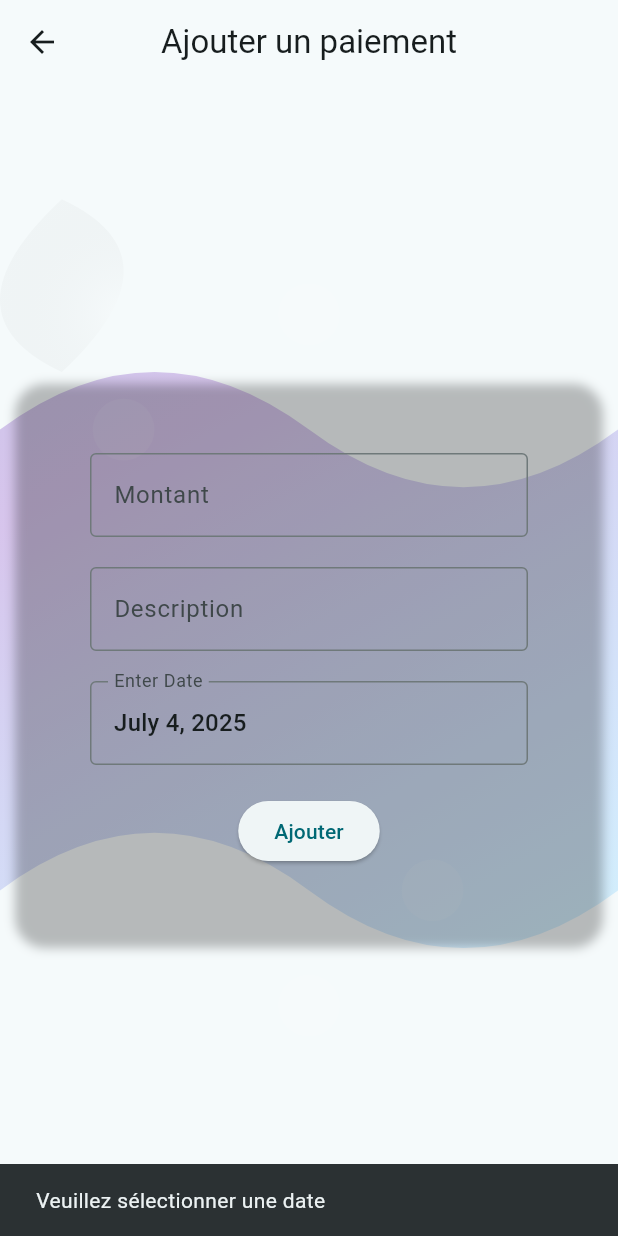
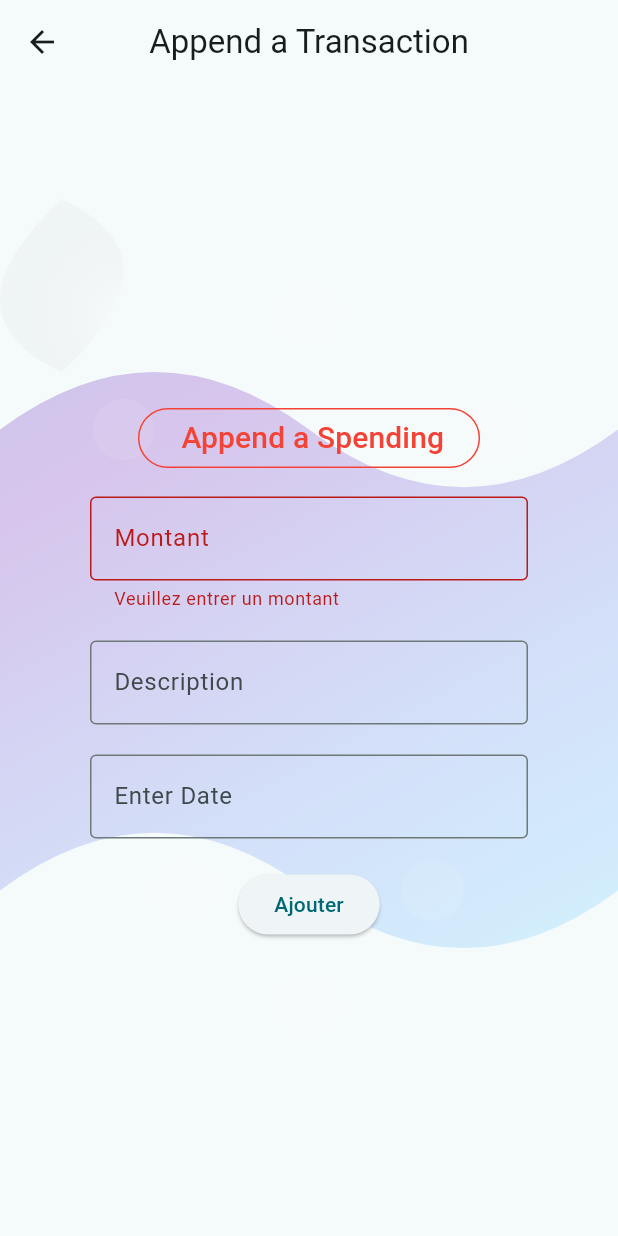
Before and after one commit to ElazarCohen1/ZenLife, a Flutter app: the AddPayement screen opened directly, after a tap on "Ajouter", on a phone screen of 412 x 824 dp. Run offline on Flutter 3.47's test engine with Material 3 defaults, Android fonts, the light colour scheme and no system bars; drawn by our look-alikes of date_field.

Commit message:
add transaction locally

```diff
--- /dev/null
+++ b/flutter_version/devtools_options.yaml
@@ -0,0 +1,3 @@
+description: This file stores settings for Dart & Flutter DevTools.
+documentation: https://docs.flutter.dev/tools/devtools/extensions#configure-extension-enablement-states
+extensions:
--- a/flutter_version/lib/data/classes/money.dart
+++ b/flutter_version/lib/data/classes/money.dart
@@ -4,7 +4,7 @@ class Transaction {
   final double amount;
   final DateTime date;
   final String? description;
-  final int? isIncome; // 0 for spending, 1 for income
+  final bool? isIncome; // 0 for spending, 1 for income
 
   Transaction({
     required this.amount,
--- a/flutter_version/lib/views/pages/add_payement.dart
+++ b/flutter_version/lib/views/pages/add_payement.dart
@@ -1,6 +1,8 @@
 import 'package:date_field/date_field.dart';
 import 'package:flutter/material.dart';
+import 'package:flutter_version/data/classes/money.dart';
 import 'package:flutter_version/views/widget/customPaint.dart';
+import 'package:provider/provider.dart';
 
 class AddPayement extends StatefulWidget {
   const AddPayement({super.key});
@@ -18,12 +20,13 @@ class _AddPayementState extends State<AddPayement> {
 
   DateTime? selectedDate;
 
+  bool _isIncome = false;
+
   @override
   Widget build(BuildContext context) {
-    DateTime? selectedDate;
     return Scaffold(
       appBar: AppBar(
-        title: const Text("Ajouter un paiement"),
+        title: const Text("Append a Transaction"),
         centerTitle: true,
       ),
       body: CustomPaint(
@@ -33,29 +36,67 @@ class _AddPayementState extends State<AddPayement> {
           child: Container(
             margin: const EdgeInsets.all(10),
             padding: const EdgeInsets.all(50),
-            decoration: BoxDecoration(
-              borderRadius: BorderRadius.circular(20),
-              boxShadow: [
-                BoxShadow(
-                  color: Colors.black26,
-                  blurRadius: 5,
-                  offset: const Offset(0, 4),
-                ),
-              ],
-            ),
+            decoration: BoxDecoration(borderRadius: BorderRadius.circular(20)),
             child: Column(
               mainAxisSize: MainAxisSize.min,
               children: [
+                // Padding(
+                //   padding: const EdgeInsets.all(20.0),
+                //   child: SizedBox(
+                //     width: double.infinity,
+                //     child: const Text(
+                //       "Append a transaction",
+                //       style: TextStyle(
+                //         fontSize: 21,
+                //         fontWeight: FontWeight.bold,
+                //       ),
+                //     ),
+                //   ),
+                // ),
                 Form(
                   key: _formKey,
                   child: Column(
                     children: [
+                      Padding(
+                        padding: const EdgeInsets.all(15.0),
+                        child: OutlinedButton(
+                          style: OutlinedButton.styleFrom(
+                            side: BorderSide(
+                              color: _isIncome ? Colors.green : Colors.red,
+                            ),
+                          ),
+                          onPressed: () {
+                            setState(() {
+                              _isIncome = !_isIncome;
+                            });
+                          },
+                          child: Text(
+                            _isIncome
+                                ? " Append an Income"
+                                : " Append a Spending",
+                            style: TextStyle(
+                              color: _isIncome ? Colors.green : Colors.red,
+                              fontSize: 20,
+                            ),
+                          ),
+                        ),
+                      ),
                       TextFormField(
                         decoration: InputDecoration(
                           labelText: "Montant",
                           border: OutlineInputBorder(),
                         ),
                         keyboardType: TextInputType.number,
+                        validator: (value) {
+                          if (value == null || value.isEmpty) {
+                            return 'Veuillez entrer un montant';
+                          } else if (double.tryParse(value) == null) {
+                            return 'Veuillez entrer un montant valide';
+                          } else {
+                            return null;
+                          }
+                        },
+                        controller: montantController,
                       ),
                       const SizedBox(height: 20),
                       TextFormField(
@@ -63,6 +104,7 @@ class _AddPayementState extends State<AddPayement> {
                           labelText: "Description",
                           border: OutlineInputBorder(),
                         ),
+                        controller: descriptionController,
                       ),
                       const SizedBox(height: 20),
 
@@ -72,13 +114,10 @@ class _AddPayementState extends State<AddPayement> {
                           border: OutlineInputBorder(),
                           labelText: 'Enter Date',
                         ),
-                        initialValue: DateTime.now(),
 
-                        firstDate: DateTime.now().add(const Duration(days: 10)),
-                        lastDate: DateTime.now().add(const Duration(days: 40)),
-                        initialPickerDateTime: DateTime.now().add(
-                          const Duration(days: 20),
-                        ),
+                        firstDate: DateTime(2000, 1, 1),
+                        lastDate: DateTime.now(),
+                        initialPickerDateTime: DateTime.now(),
                         onChanged: (DateTime? value) {
                           selectedDate = value;
                         },
@@ -87,21 +126,34 @@ class _AddPayementState extends State<AddPayement> {
                       const SizedBox(height: 20),
                       ElevatedButton(
                         onPressed: () {
-                          if (selectedDate != null) {
-                            // Logique pour ajouter le paiement
-                            ScaffoldMessenger.of(context).showSnackBar(
-                              SnackBar(
-                                content: Text(
-                                  "Paiement ajouté pour le ${selectedDate!.toLocal()}",
-                                ),
-                              ),
-                            );
-                          } else {
-                            ScaffoldMessenger.of(context).showSnackBar(
-                              const SnackBar(
-                                content: Text("Veuillez sélectionner une date"),
-                              ),
-                            );
+                          final budget = Provider.of<Budget>(
+                            context,
+                            listen: false,
+                          );
+
+                          if (_formKey.currentState!.validate()) {
+                            _isIncome
+                                ? budget.addIncome(
+                                  Transaction(
+                                    amount: double.parse(
+                                      montantController.text,
+                                    ),
+                                    date: selectedDate ?? DateTime.now(),
+                                    description: descriptionController.text,
+                                    isIncome: _isIncome,
+                                  ),
+                                )
+                                : budget.addSpending(
+                                  Transaction(
+                                    amount: double.parse(
+                                      montantController.text,
+                                    ),
+                                    date: selectedDate ?? DateTime.now(),
+                                    description: descriptionController.text,
+                                    isIncome: _isIncome,
+                                  ),
+                                );
+                            Navigator.pop(context);
                           }
                         },
                         child: const Text("Ajouter"),
--- a/flutter_version/lib/views/pages/money.dart
+++ b/flutter_version/lib/views/pages/money.dart
@@ -12,20 +12,6 @@ class Money extends StatefulWidget {
 }
 
 class _MoneyState extends State<Money> {
-  @override
-  void initState() {
-    super.initState();
-    final budget = Provider.of<Budget>(context, listen: false);
-    budget.addIncome(
-      Transaction(
-        amount: 1000.0,
-        date: DateTime.now(),
-        description: "Revenu initial",
-        isIncome: 1,
-      ),
-    );
-  }
-
   @override
   Widget build(BuildContext context) {
     final budget = Provider.of<Budget>(context);
@@ -50,13 +36,13 @@ class _MoneyState extends State<Money> {
                           itemCount: budget.transactions.length,
                           itemBuilder: (context, index) {
                             final transaction = budget.transactions[index];
-                            final isIncome = transaction.isIncome == 1;
+                            final isIncome = transaction.isIncome == true;
                             final icon =
                                 isIncome
                                     ? Icons.arrow_upward
                                     : Icons.arrow_downward;
                             final iconColor =
-                                isIncome ? Colors.green : Colors.red;
+                                isIncome == true ? Colors.green : Colors.red;
 
                             return Card(
                               elevation: 3,
```
Also changed, not shown: 3 other files.
